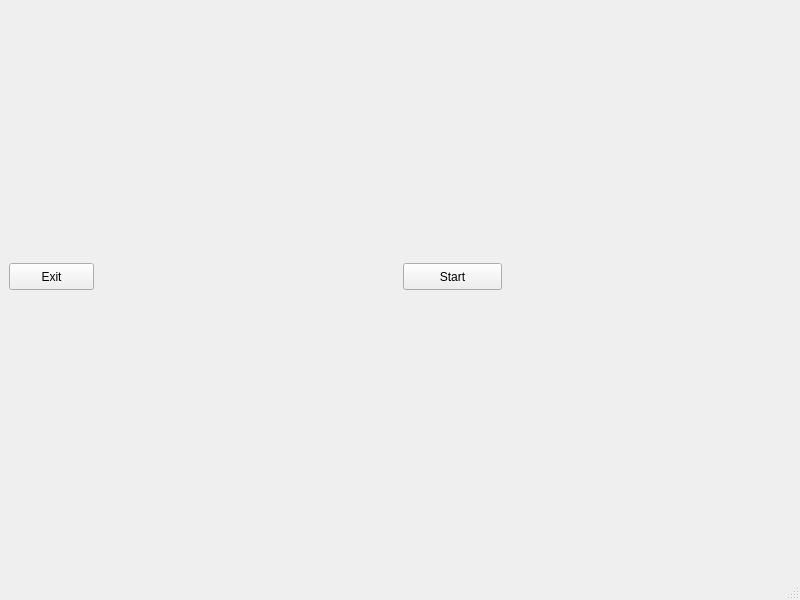
Before: the Qt Designer form main/gui/startwindow.ui in benediktibk/bomberman, drawn with Qt 5.
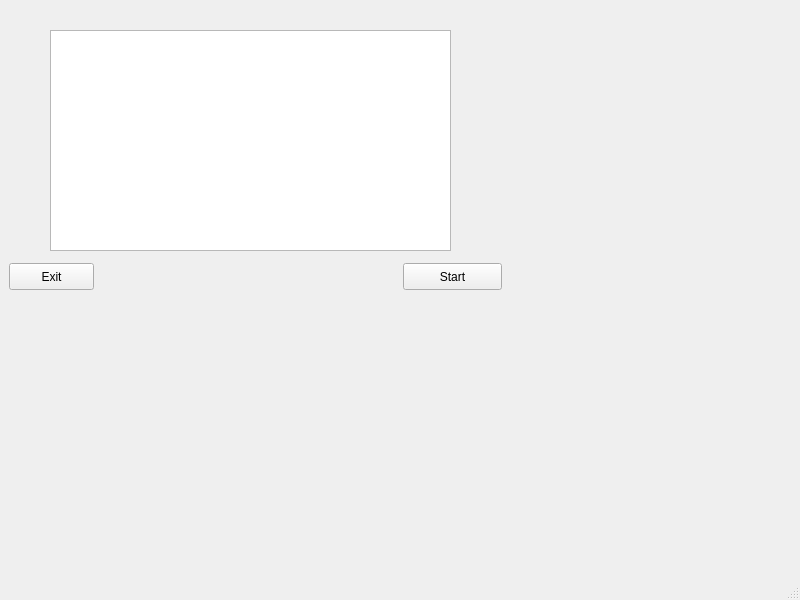
After: the same form once the commit is applied.

Diff of the .ui file:
```diff
--- a/main/gui/startwindow.ui
+++ b/main/gui/startwindow.ui
@@ -40,6 +40,22 @@
      <string>Start</string>
     </property>
    </widget>
+   <widget class="QTableView" name="levelTableView">
+    <property name="geometry">
+     <rect>
+      <x>50</x>
+      <y>30</y>
+      <width>401</width>
+      <height>221</height>
+     </rect>
+    </property>
+    <property name="minimumSize">
+     <size>
+      <width>401</width>
+      <height>0</height>
+     </size>
+    </property>
+   </widget>
   </widget>
   <widget class="QStatusBar" name="statusbar"/>
   <widget class="QMenuBar" name="menubar">
```
